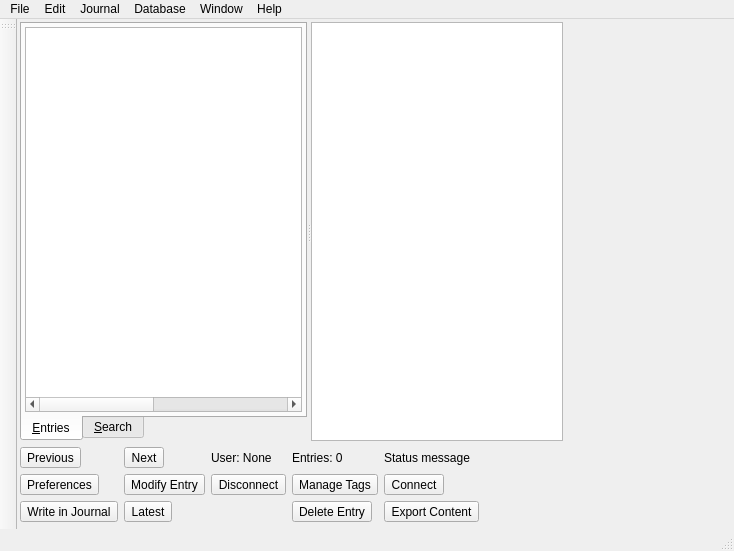
First picture: the form in ui/mainwindow.ui, repository pwizard2/robojournal, before the edit.
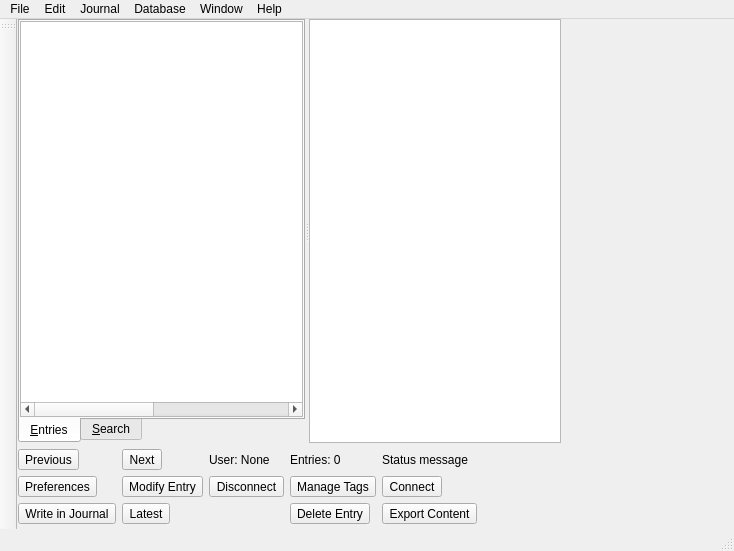
Second picture: the form after the edit. The open tabs and pages were chosen to show the change. Icons and pictures are not drawn.

Commit message: made splitter bars more visible on windows

```diff
--- a/ui/mainwindow.ui
+++ b/ui/mainwindow.ui
@@ -19,8 +19,17 @@
   </property>
   <widget class="QWidget" name="centralWidget">
    <layout class="QGridLayout" name="gridLayout">
-    <property name="margin">
-     <number>3</number>
+    <property name="leftMargin">
+     <number>1</number>
+    </property>
+    <property name="topMargin">
+     <number>0</number>
+    </property>
+    <property name="rightMargin">
+     <number>1</number>
+    </property>
+    <property name="bottomMargin">
+     <number>1</number>
     </property>
     <item row="2" column="0">
      <widget class="QToolButton" name="LastEntry">
@@ -243,7 +252,10 @@
         </attribute>
         <layout class="QGridLayout" name="gridLayout_2">
          <property name="margin">
-          <number>3</number>
+          <number>0</number>
+         </property>
+         <property name="spacing">
+          <number>0</number>
          </property>
          <item row="0" column="0">
           <widget class="QTreeWidget" name="EntryList">
```
Left out of the diff: 4 changed lines with no effect on the pictures. The commit also changes 3 other files.
